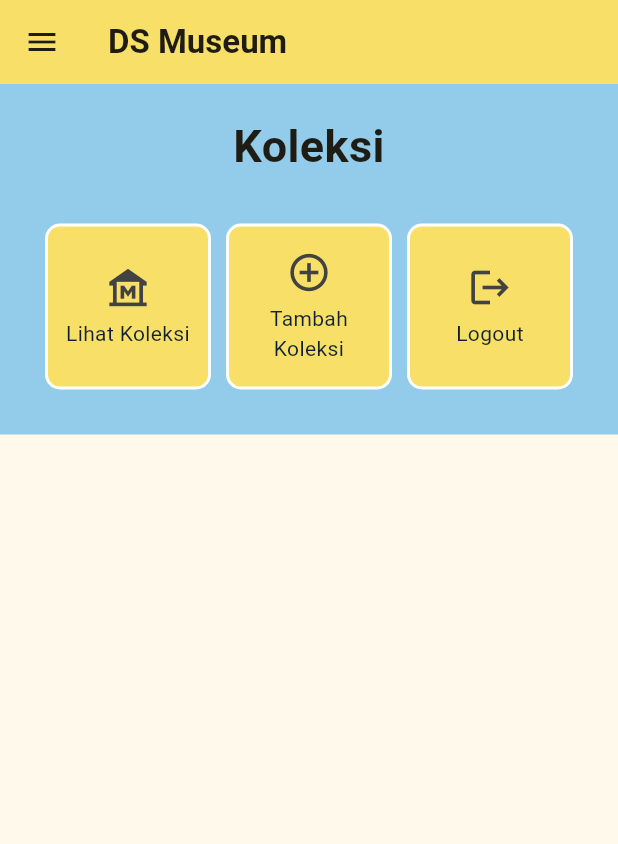
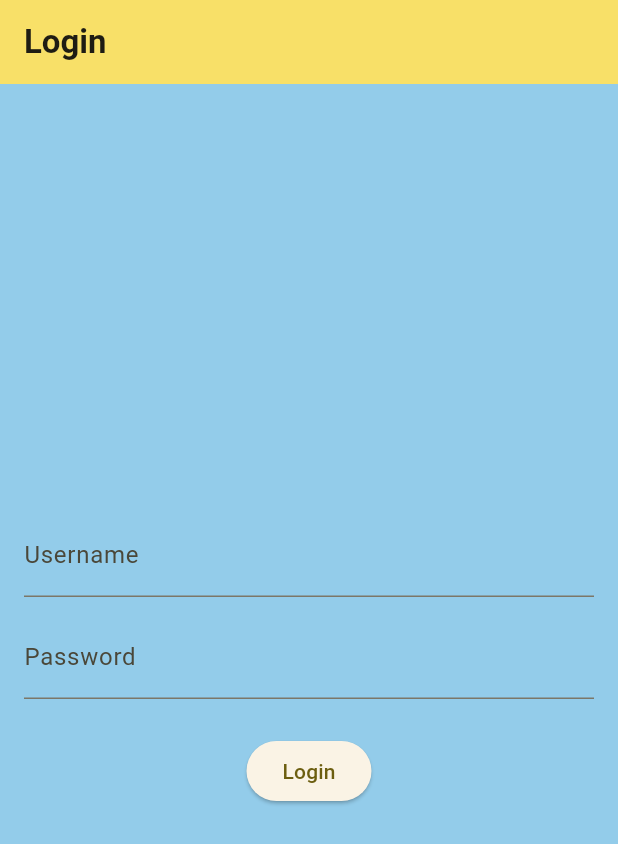
Before and after one commit to ErstevanAlmeida/museum-collection-management-mobile, a Flutter app: the screen it shows after launch, on a phone screen of 412 x 824 dp. Shown: the top 844 px of the screen. Run offline on Flutter 3.47's test engine with Material 2 defaults, Android fonts, the phone set to English and light mode, and no system bars; missing offline and left inert: pbp_django_auth.

Commit message:
tugas 9 selesai. ty.

```diff
--- a/lib/main.dart
+++ b/lib/main.dart
@@ -1,18 +1,25 @@
 import 'package:flutter/material.dart';
-import 'package:museum_collection/screens/menu.dart';
+import 'package:museum_collection/screens/login.dart';
+import 'package:pbp_django_auth/pbp_django_auth.dart';
+import 'package:provider/provider.dart';
 
 void main() {
   runApp(const MyApp());
 }
 
 class MyApp extends StatelessWidget {
-  const MyApp({super.key});
+    const MyApp({Key? key}) : super(key: key);
 
     // This widget is the root of your application.
     @override
     Widget build(BuildContext context) {
-    return MaterialApp(
-      title: 'DS Museum Collection',
+        return Provider(
+            create: (_) {
+                CookieRequest request = CookieRequest();
+                return request;
+            },
+            child: MaterialApp(
+                title: 'Flutter App',
                 theme: ThemeData(
                   // This is the theme of your application.
                   //
@@ -32,7 +39,8 @@
                   colorScheme: ColorScheme.fromSeed(seedColor: const Color.fromARGB(234, 248, 224, 104)),
                   useMaterial3: true,
                 ),
-      home: MyHomePage(),
+                home: LoginPage(),
+            ),
         );
     }
 }
--- /dev/null
+++ b/lib/screens/login.dart
@@ -0,0 +1,120 @@
+import 'package:museum_collection/screens/menu.dart';
+import 'package:flutter/material.dart';
+import 'package:pbp_django_auth/pbp_django_auth.dart';
+import 'package:provider/provider.dart';
+
+void main() {
+    runApp(const LoginApp());
+}
+
+class LoginApp extends StatelessWidget {
+const LoginApp({super.key});
+
+@override
+Widget build(BuildContext context) {
+    return MaterialApp(
+        title: 'Login',
+        theme: ThemeData(
+            primarySwatch: Colors.blue,
+    ),
+    home: const LoginPage(),
+    );
+    }
+}
+
+class LoginPage extends StatefulWidget {
+    const LoginPage({super.key});
+
+    @override
+    _LoginPageState createState() => _LoginPageState();
+}
+
+class _LoginPageState extends State<LoginPage> {
+    final TextEditingController _usernameController = TextEditingController();
+    final TextEditingController _passwordController = TextEditingController();
+
+    @override
+    Widget build(BuildContext context) {
+        final request = context.watch<CookieRequest>();
+        return Scaffold(
+            appBar: AppBar(
+              backgroundColor: const Color.fromARGB(255, 248, 224, 104),
+              title: const Text(
+                'Login',
+                style: TextStyle(
+                  fontWeight: FontWeight.bold
+                ),
+              ),
+            ),
+            body: Container(
+                color: const Color.fromARGB(255, 147, 204, 234),
+                padding: const EdgeInsets.all(16.0),
+                child: Column(
+                    mainAxisAlignment: MainAxisAlignment.center,
+                    children: [
+                        TextField(
+                            controller: _usernameController,
+                            decoration: const InputDecoration(
+                                labelText: 'Username',
+                            ),
+                        ),
+                        const SizedBox(height: 12.0),
+                        TextField(
+                            controller: _passwordController,
+                            decoration: const InputDecoration(
+                                labelText: 'Password',
+                            ),
+                            obscureText: true,
+                        ),
+                        const SizedBox(height: 24.0),
+                        ElevatedButton(
+                            onPressed: () async {
+                                String username = _usernameController.text;
+                                String password = _passwordController.text;
+
+                                // Cek kredensial
+                                // Untuk menyambungkan Android emulator dengan Django pada localhost,
+                                // gunakan URL http://10.0.2.2/
+                                final response = await request.login("http://localhost:8000/auth/login/", {
+                                'username': username,
+                                'password': password,
+                                });
+
+                                if (request.loggedIn) {
+                                    String message = response['message'];
+                                    String uname = response['username'];
+                                    Navigator.pushReplacement(
+                                        context,
+                                        MaterialPageRoute(builder: (context) => MyHomePage()),
+                                    );
+                                    ScaffoldMessenger.of(context)
+                                        ..hideCurrentSnackBar()
+                                        ..showSnackBar(
+                                            SnackBar(content: Text("$message Selamat datang, $uname.")));
+                                    } else {
+                                    showDialog(
+                                        context: context,
+                                        builder: (context) => AlertDialog(
+                                            title: const Text('Login Gagal'),
+                                            content:
+                                                Text(response['message']),
+                                            actions: [
+                                                TextButton(
+                                                    child: const Text('OK'),
+                                                    onPressed: () {
+                                                        Navigator.pop(context);
+                                                    },
+                                                ),
+                                            ],
+                                        ),
+                                    );
+                                }
+                            },
+                            child: const Text('Login'),
+                        ),
+                    ],
+                ),
+            ),
+        );
+    }
+}
--- a/lib/screens/menu.dart
+++ b/lib/screens/menu.dart
@@ -1,5 +1,4 @@
 import 'package:flutter/material.dart';
-import 'package:museum_collection/screens/collection_form.dart';
 import 'package:museum_collection/widgets/left_drawer.dart';
 import 'package:museum_collection/widgets/collection_card.dart';
 
@@ -84,64 +83,64 @@
   }
 }
 
-class CollectionCard extends StatelessWidget {
-  final MuseumItem item;
+// class CollectionCard extends StatelessWidget {
+//   final MuseumItem item;
 
-  const CollectionCard(this.item, {super.key}); // Constructor
+//   const CollectionCard(this.item, {super.key}); // Constructor
 
-  @override
-  Widget build(BuildContext context) {
-    return Material(
-      color: const Color.fromARGB(255, 147, 204, 234),
-      child: InkWell(
-        // Area responsive terhadap sentuhan
-        onTap: () {
-          // Memunculkan SnackBar ketika diklik
-          ScaffoldMessenger.of(context)
-            ..hideCurrentSnackBar()
-            ..showSnackBar(SnackBar(
-                content: Text("Kamu telah menekan tombol ${item.name}!")));
+//   @override
+//   Widget build(BuildContext context) {
+//     return Material(
+//       color: const Color.fromARGB(255, 147, 204, 234),
+//       child: InkWell(
+//         // Area responsive terhadap sentuhan
+//         onTap: () {
+//           // Memunculkan SnackBar ketika diklik
+//           ScaffoldMessenger.of(context)
+//             ..hideCurrentSnackBar()
+//             ..showSnackBar(SnackBar(
+//                 content: Text("Kamu telah menekan tombol ${item.name}!")));
 
-          // Navigate ke route yang sesuai
-          if (item.name == "Tambah Koleksi") {
-            Navigator.push(context,
-            MaterialPageRoute(builder: (context) => const CollectionFormPage()));
-          }
-        },
-        child: Container(
-          // Container untuk menyimpan Icon dan Text
-          padding: const EdgeInsets.all(8),
-          decoration: BoxDecoration(
-            color: const Color.fromARGB(255, 248, 224, 104),
-          border: Border.all(
-            color: Colors.white,
-            width: 2.0,
-          ),
-          borderRadius: BorderRadius.circular(10.0),
-        ),
-          child: Center(
-            child: Column(
-              mainAxisAlignment: MainAxisAlignment.center,
-              children: [
-                Icon(
-                  item.icon,
-                  color: Colors.grey.shade800,
-                  size: 30.0,
-                ),
-                const Padding(padding: EdgeInsets.all(3)),
-                Text(
-                  item.name,
-                  textAlign: TextAlign.center,
-                  style: const TextStyle(color: Color.fromARGB(255, 16, 34, 50)),
-                ),
-              ],
-            ),
-          ),
-        ),
-      ),
-    );
-  }
-}
+//           // Navigate ke route yang sesuai
+//           if (item.name == "Tambah Koleksi") {
+//             Navigator.push(context,
+//             MaterialPageRoute(builder: (context) => const CollectionFormPage()));
+//           }
+//         },
+//         child: Container(
+//           // Container untuk menyimpan Icon dan Text
+//           padding: const EdgeInsets.all(8),
+//           decoration: BoxDecoration(
+//             color: const Color.fromARGB(255, 248, 224, 104),
+//           border: Border.all(
+//             color: Colors.white,
+//             width: 2.0,
+//           ),
+//           borderRadius: BorderRadius.circular(10.0),
+//         ),
+//           child: Center(
+//             child: Column(
+//               mainAxisAlignment: MainAxisAlignment.center,
+//               children: [
+//                 Icon(
+//                   item.icon,
+//                   color: Colors.grey.shade800,
+//                   size: 30.0,
+//                 ),
+//                 const Padding(padding: EdgeInsets.all(3)),
+//                 Text(
+//                   item.name,
+//                   textAlign: TextAlign.center,
+//                   style: const TextStyle(color: Color.fromARGB(255, 16, 34, 50)),
+//                 ),
+//               ],
+//             ),
+//           ),
+//         ),
+//       ),
+//     );
+//   }
+// }
 
 // bin
 
--- a/pubspec.yaml
+++ b/pubspec.yaml
@@ -35,6 +35,9 @@
   # The following adds the Cupertino Icons font to your application.
   # Use with the CupertinoIcons class for iOS style icons.
   cupertino_icons: ^1.0.2
+  provider: ^6.1.1
+  pbp_django_auth: ^0.4.0
+  http: ^1.1.0
 
 dev_dependencies:
   flutter_test:
```
Also changed, not shown: lib/models/item_model.dart (added, +73 -0 lines), lib/screens/collection_detail.dart (added, +40 -0 lines), lib/screens/collection_form.dart (+37 -27 lines), lib/screens/collection_list.dart (added, +113 -0 lines), lib/widgets/collection_card.dart (+87 -0 lines), lib/widgets/left_drawer.dart (+12 -0 lines), pubspec.lock, 3 other files. Lines whose indentation alone changed are shown as unchanged.
